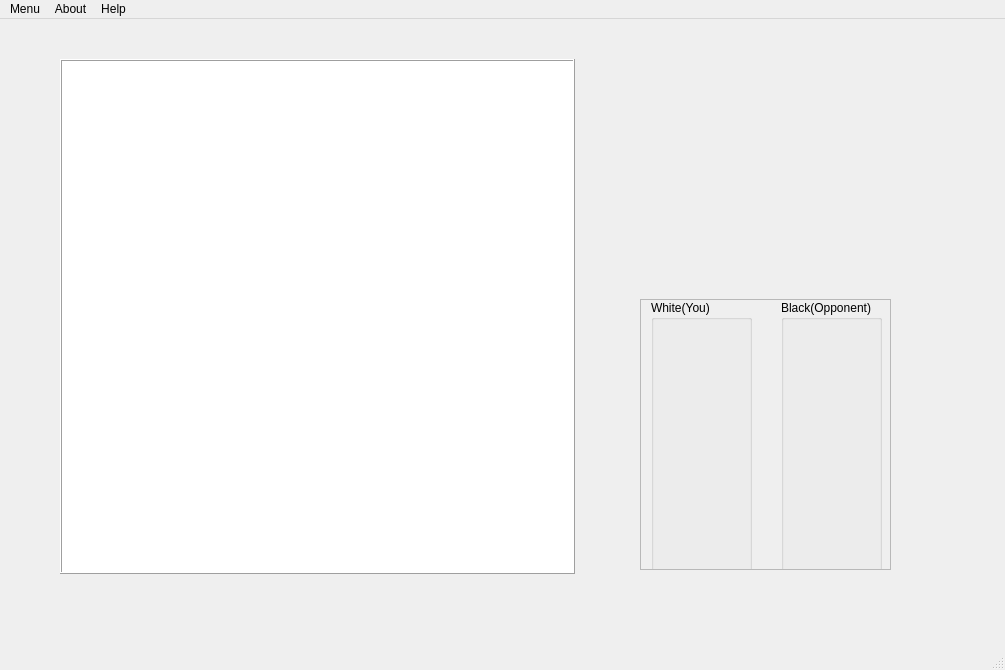
Old version of the form Chess/ChessUi/chessui.ui in the repository rubensim/rubluskaskazka.
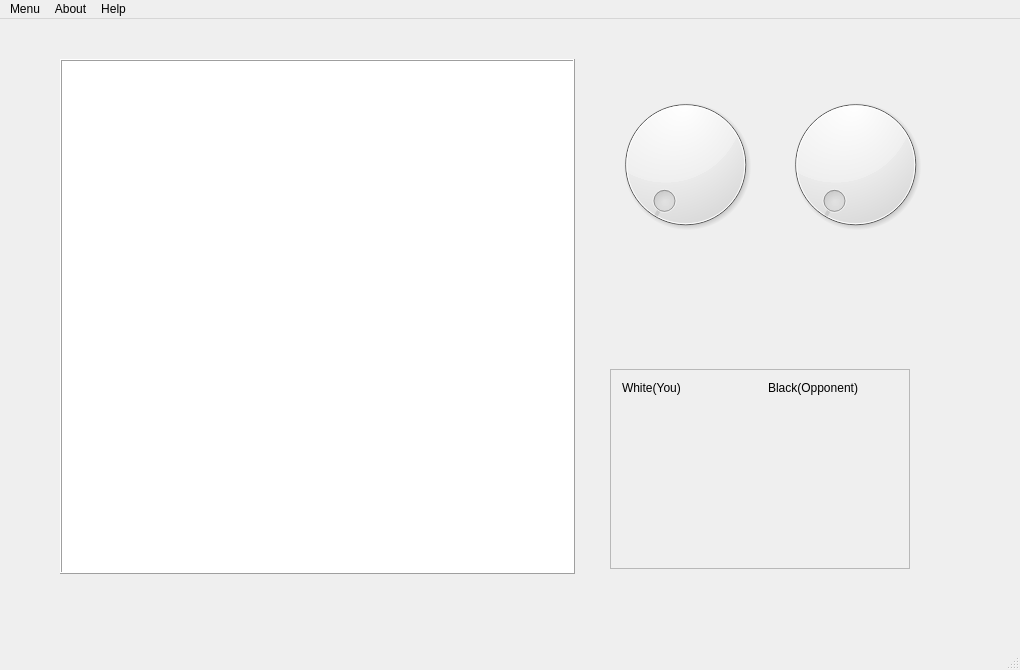
New version of the form. Icons and pictures are not drawn.

What changed in the file:
```diff
--- a/Chess/ChessUi/chessui.ui
+++ b/Chess/ChessUi/chessui.ui
@@ -6,7 +6,7 @@
    <rect>
     <x>0</x>
     <y>0</y>
-    <width>1005</width>
+    <width>1020</width>
     <height>670</height>
    </rect>
   </property>
@@ -70,19 +70,45 @@
      <bool>true</bool>
     </property>
    </widget>
-   <widget class="QScrollArea" name="steps_Box">
+   <widget class="QDial" name="dial">
     <property name="geometry">
      <rect>
-      <x>640</x>
-      <y>280</y>
-      <width>251</width>
-      <height>271</height>
+      <x>570</x>
+      <y>70</y>
+      <width>231</width>
+      <height>151</height>
      </rect>
+    </property>
+   </widget>
+   <widget class="QDial" name="dial_2">
+    <property name="geometry">
+     <rect>
+      <x>740</x>
+      <y>70</y>
+      <width>231</width>
+      <height>151</height>
+     </rect>
+    </property>
+   </widget>
+   <widget class="QScrollArea" name="steps_box">
+    <property name="geometry">
+     <rect>
+      <x>610</x>
+      <y>350</y>
+      <width>300</width>
+      <height>200</height>
+     </rect>
+    </property>
+    <property name="minimumSize">
+     <size>
+      <width>300</width>
+      <height>200</height>
+     </size>
     </property>
     <property name="maximumSize">
      <size>
-      <width>251</width>
-      <height>271</height>
+      <width>300</width>
+      <height>200</height>
      </size>
     </property>
     <property name="widgetResizable">
@@ -93,48 +119,56 @@
       <rect>
        <x>0</x>
        <y>0</y>
-       <width>249</width>
-       <height>269</height>
+       <width>298</width>
+       <height>198</height>
       </rect>
      </property>
-     <widget class="QGroupBox" name="your_Steps">
-      <property name="geometry">
-       <rect>
-        <x>10</x>
-        <y>0</y>
-        <width>101</width>
-        <height>311</height>
-       </rect>
-      </property>
-      <property name="sizePolicy">
-       <sizepolicy hsizetype="Fixed" vsizetype="Fixed">
-        <horstretch>0</horstretch>
-        <verstretch>0</verstretch>
-       </sizepolicy>
-      </property>
-      <property name="minimumSize">
-       <size>
-        <width>101</width>
-        <height>261</height>
-       </size>
-      </property>
-      <property name="title">
-       <string>White(You)</string>
-      </property>
-     </widget>
-     <widget class="QGroupBox" name="opponent_Steps">
-      <property name="geometry">
-       <rect>
-        <x>140</x>
-        <y>0</y>
-        <width>101</width>
-        <height>331</height>
-       </rect>
-      </property>
-      <property name="title">
-       <string>Black(Opponent)</string>
-      </property>
-     </widget>
+     <layout class="QFormLayout" name="formLayout">
+      <item row="0" column="0">
+       <widget class="QLabel" name="label_2">
+        <property name="minimumSize">
+         <size>
+          <width>140</width>
+          <height>0</height>
+         </size>
+        </property>
+        <property name="maximumSize">
+         <size>
+          <width>140</width>
+          <height>140</height>
+         </size>
+        </property>
+        <property name="text">
+         <string>White(You)</string>
+        </property>
+       </widget>
+      </item>
+      <item row="0" column="1">
+       <widget class="QLabel" name="label">
+        <property name="minimumSize">
+         <size>
+          <width>110</width>
+          <height>0</height>
+         </size>
+        </property>
+        <property name="maximumSize">
+         <size>
+          <width>100</width>
+          <height>100</height>
+         </size>
+        </property>
+        <property name="text">
+         <string>Black(Opponent)</string>
+        </property>
+       </widget>
+      </item>
+      <item row="1" column="0">
+       <layout class="QFormLayout" name="your_steps"/>
+      </item>
+      <item row="1" column="1">
+       <layout class="QFormLayout" name="opponent_steps"/>
+      </item>
+     </layout>
     </widget>
    </widget>
   </widget>
@@ -143,7 +177,7 @@
     <rect>
      <x>0</x>
      <y>0</y>
-     <width>1005</width>
+     <width>1020</width>
      <height>21</height>
     </rect>
    </property>
```
